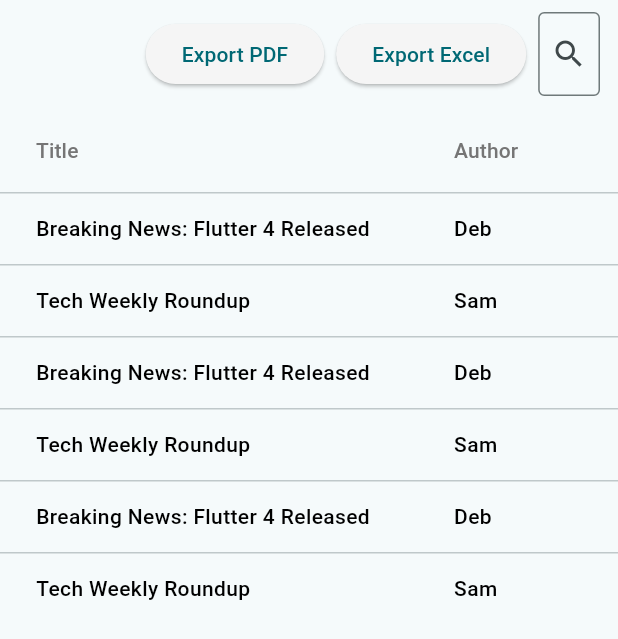
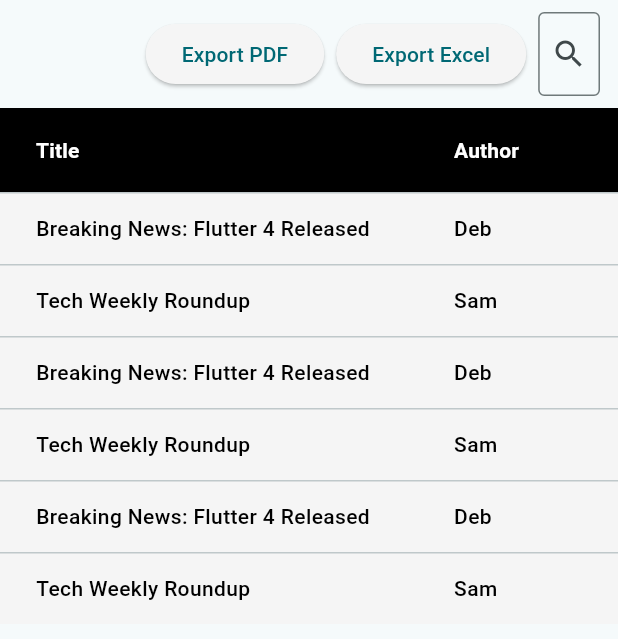
Before and after one commit to DebdaruDG/NewsForg, a Flutter app: the GenericDataTable widget shown alone on an empty page, opened directly, on a phone screen of 412 x 824 dp. Shown: the top 639 px of the screen. Run offline on Flutter 3.47's test engine with Material 3 defaults, Android fonts, the phone set to English and light mode, and no system bars; our stand-ins replace go_router.

Commit message:
Data Table Modifications

```diff
--- a/B2B Portal/lib/utils/widgets/data_table.dart
+++ b/B2B Portal/lib/utils/widgets/data_table.dart
@@ -147,12 +147,19 @@ class _GenericDataTableState<T> extends State<GenericDataTable<T>> {
             ],
           ),
         ),
-
         SingleChildScrollView(
           scrollDirection: Axis.horizontal,
+          child: Container(
+            decoration: BoxDecoration(
+              color: DashboardColors.primaryBlack, // Header bg color
+            ),
             child: DataTable(
               sortColumnIndex: _sortColumnIndex,
               sortAscending: _isAscending,
+              headingRowColor: WidgetStateProperty.all(Colors.transparent),
+              dataRowColor: WidgetStateProperty.all(
+                DashboardColors.cardBackground,
+              ),
               columns: [
                 ...widget.columns.entries.mapIndexed(
                   (i, entry) => DataColumn(
@@ -160,10 +167,12 @@ class _GenericDataTableState<T> extends State<GenericDataTable<T>> {
                       entry.key,
                       style: DashboardTextStyles.primaryText500.copyWith(
                         fontSize: 14,
-                      color: DashboardColors.mediumGrey,
+                        color: DashboardColors.primaryWhite,
+                        fontWeight: FontWeight.bold,
                       ),
                     ),
-                  onSort: (colIndex, ascending) => _onSort(colIndex, ascending),
+                    onSort:
+                        (colIndex, ascending) => _onSort(colIndex, ascending),
                   ),
                 ),
                 DataColumn(
@@ -185,7 +194,8 @@ class _GenericDataTableState<T> extends State<GenericDataTable<T>> {
                             onTap: () => widget.onTapEachRow!(model),
                             Text(
                               accessor(model),
-                            style: DashboardTextStyles.primaryText500.copyWith(
+                              style: DashboardTextStyles.primaryText500
+                                  .copyWith(
                                     fontSize: 14,
                                     color: DashboardColors.primaryBlack,
                                   ),
@@ -224,6 +234,7 @@ class _GenericDataTableState<T> extends State<GenericDataTable<T>> {
                   }).toList(),
             ),
           ),
+        ),
       ],
     );
   }
--- a/B2B Portal/pubspec.yaml
+++ b/B2B Portal/pubspec.yaml
@@ -13,6 +13,7 @@ dependencies:
 
   cupertino_icons: ^1.0.8
   go_router: ^15.1.1
+  data_table_2: ^2.5.10
 
 dev_dependencies:
   flutter_test:
```
Also changed, not shown: B2B Portal/pubspec.lock. Lines whose indentation alone changed are shown as unchanged.
